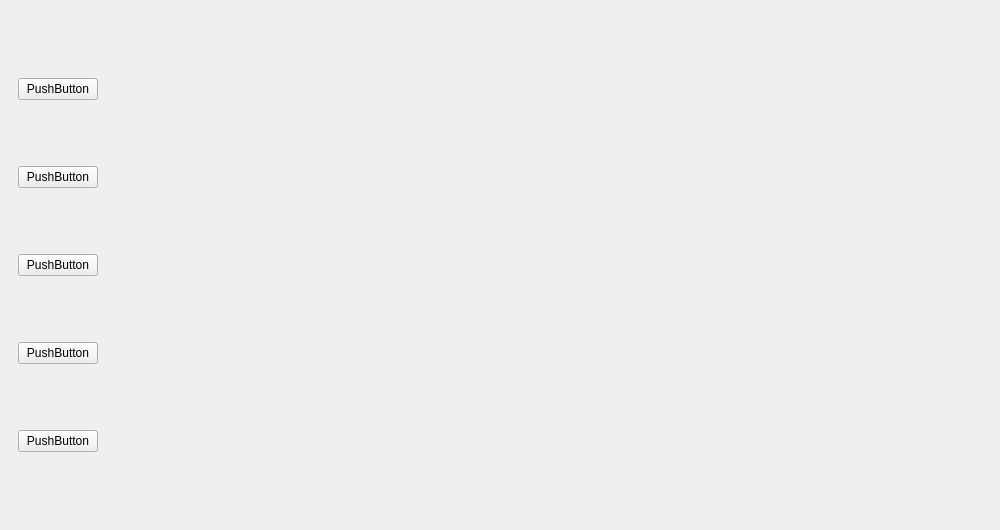
First picture: the form in UI/untitled.ui, repository David-xian66/Minecraft-Optimal-Starter_2, before the edit.
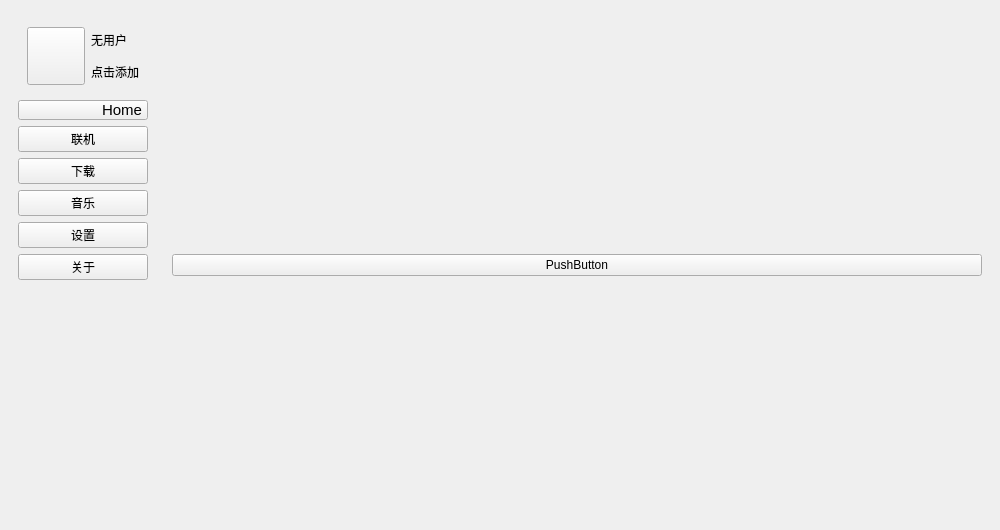
Second picture: the form after the edit. Icons and pictures are not drawn.

```diff
--- a/UI/untitled.ui
+++ b/UI/untitled.ui
@@ -17,54 +17,128 @@
    <string>MainWindow</string>
   </property>
   <widget class="QWidget" name="centralwidget">
-   <layout class="QHBoxLayout" name="horizontalLayout">
-    <item>
-     <widget class="QWidget" name="widget" native="true">
-      <layout class="QVBoxLayout" name="verticalLayout">
-       <item>
-        <widget class="QPushButton" name="pushButton_5">
-         <property name="text">
-          <string>PushButton</string>
-         </property>
-        </widget>
-       </item>
-       <item>
-        <widget class="QPushButton" name="pushButton_4">
-         <property name="text">
-          <string>PushButton</string>
-         </property>
-        </widget>
-       </item>
-       <item>
-        <widget class="QPushButton" name="pushButton_3">
-         <property name="text">
-          <string>PushButton</string>
-         </property>
-        </widget>
-       </item>
-       <item>
-        <widget class="QPushButton" name="pushButton_2">
-         <property name="text">
-          <string>PushButton</string>
-         </property>
-        </widget>
-       </item>
-       <item>
-        <widget class="QPushButton" name="pushButton">
-         <property name="text">
-          <string>PushButton</string>
-         </property>
-        </widget>
-       </item>
-      </layout>
-     </widget>
-    </item>
-    <item>
+   <layout class="QGridLayout" name="gridLayout">
+    <item row="0" column="1">
      <widget class="QStackedWidget" name="stackedWidget">
-      <widget class="QWidget" name="page"/>
+      <widget class="QWidget" name="page">
+       <layout class="QGridLayout" name="gridLayout_2">
+        <item row="0" column="0">
+         <widget class="QPushButton" name="pushButton">
+          <property name="text">
+           <string>PushButton</string>
+          </property>
+         </widget>
+        </item>
+       </layout>
+      </widget>
       <widget class="QWidget" name="page_2"/>
      </widget>
     </item>
+    <item row="0" column="0">
+     <widget class="QWidget" name="widget" native="true">
+      <property name="autoFillBackground">
+       <bool>false</bool>
+      </property>
+      <layout class="QGridLayout" name="gridLayout_3">
+       <item row="9" column="0" colspan="2">
+        <widget class="QPushButton" name="pushButton_about">
+         <property name="text">
+          <string>关于</string>
+         </property>
+        </widget>
+       </item>
+       <item row="2" column="0" colspan="2">
+        <widget class="QPushButton" name="pushButton_lianji">
+         <property name="text">
+          <string>联机</string>
+         </property>
+        </widget>
+       </item>
+       <item row="6" column="0" colspan="2">
+        <widget class="QPushButton" name="pushButton_music">
+         <property name="text">
+          <string>音乐</string>
+         </property>
+        </widget>
+       </item>
+       <item row="8" column="0" colspan="2">
+        <widget class="QPushButton" name="pushButton_shezhi">
+         <property name="text">
+          <string>设置</string>
+         </property>
+        </widget>
+       </item>
+       <item row="4" column="0" colspan="2">
+        <widget class="QPushButton" name="pushButton_xiazai">
+         <property name="text">
+          <string>下载</string>
+         </property>
+        </widget>
+       </item>
+       <item row="10" column="0">
+        <spacer name="verticalSpacer">
+         <property name="orientation">
+          <enum>Qt::Vertical</enum>
+         </property>
+         <property name="sizeHint" stdset="0">
+          <size>
+           <width>20</width>
+           <height>40</height>
+          </size>
+         </property>
+        </spacer>
+       </item>
+       <item row="1" column="0" colspan="2">
+        <widget class="QPushButton" name="pushButton_home">
+         <property name="styleSheet">
+          <string notr="true">background-image: url(:/img/picture/home.png);
+background-origin: content;
+background-position: left;
+background-repeat: no-repeat;
+text-align: right;
+padding-right:5px;
+font-size: 15px;</string>
+         </property>
+         <property name="text">
+          <string>Home</string>
+         </property>
+        </widget>
+       </item>
+       <item row="0" column="0" colspan="2">
+        <widget class="QWidget" name="widget_2" native="true">
+         <layout class="QGridLayout" name="gridLayout_4">
+          <item row="0" column="1">
+           <widget class="QLabel" name="label">
+            <property name="text">
+             <string>无用户</string>
+            </property>
+           </widget>
+          </item>
+          <item row="0" column="0" rowspan="2">
+           <widget class="QPushButton" name="pushButton_2">
+            <property name="styleSheet">
+             <string notr="true">width:50px;
+height:50px;
+border-image: url(:/img/picture/ico.png);</string>
+            </property>
+            <property name="text">
+             <string/>
+            </property>
+           </widget>
+          </item>
+          <item row="1" column="1">
+           <widget class="QLabel" name="label_2">
+            <property name="text">
+             <string>点击添加</string>
+            </property>
+           </widget>
+          </item>
+         </layout>
+        </widget>
+       </item>
+      </layout>
+     </widget>
+    </item>
    </layout>
   </widget>
  </widget>
```
Left out of the diff: 4 changed lines with no effect on the pictures.
